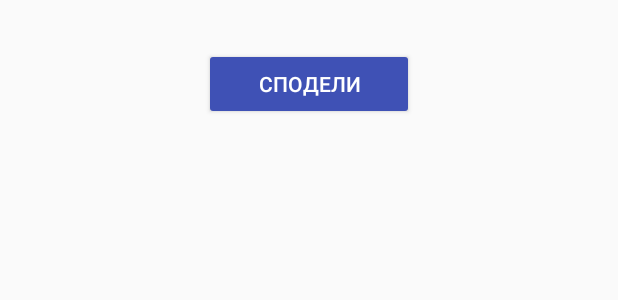
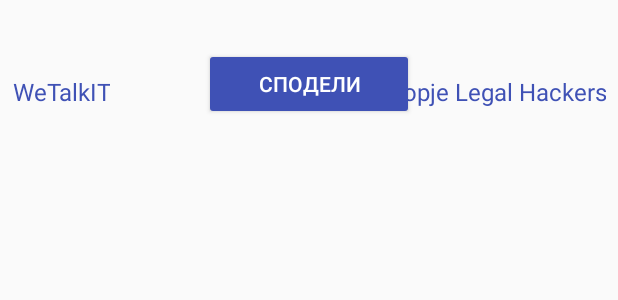
Before and after one commit to wetalkit/legal-calculator-android, an Android app: the layout view_total_share.xml on its own in the app's theme, with its tools: preview values and no code run, on a phone screen of 412 x 824 dp. Shown: the top 300 px of the screen. Run offline under Robolectric (Android 15) with nearby library versions, the phone set to English and light mode, and no system bars.

```diff
--- a/app/src/main/res/layout/view_total_share.xml
+++ b/app/src/main/res/layout/view_total_share.xml
@@ -1,5 +1,5 @@
 <?xml version="1.0" encoding="utf-8"?>
-<LinearLayout xmlns:android="http://schemas.android.com/apk/res/android"
+<FrameLayout xmlns:android="http://schemas.android.com/apk/res/android"
     android:layout_width="match_parent"
     android:layout_height="wrap_content"
     android:orientation="vertical">
@@ -13,4 +13,29 @@
         android:text="Сподели"
         android:textColor="#FFF"
         android:tint="@color/colorPrimary" />
-</LinearLayout>
+
+    <TextView
+        android:id="@+id/textView_wetalkit"
+        android:layout_width="wrap_content"
+        android:layout_height="wrap_content"
+        android:layout_gravity="bottom|left"
+        android:background="?android:selectableItemBackground"
+        android:gravity="center"
+        android:padding="8dp"
+        android:text="WeTalkIT"
+        android:textColor="@color/colorPrimary"
+        android:textSize="16sp" />
+
+
+    <TextView
+        android:id="@+id/textView_legahackers"
+        android:layout_width="wrap_content"
+        android:layout_height="wrap_content"
+        android:layout_gravity="bottom|right"
+        android:background="?android:selectableItemBackground"
+        android:gravity="center"
+        android:padding="8dp"
+        android:text="Skopje Legal Hackers"
+        android:textColor="@color/colorPrimary"
+        android:textSize="16sp" />
+</FrameLayout>
```
Also changed, not shown: app/src/main/java/mk/wetalkit/legalcalculator/CalculatorActivity.java (+26 -0 lines), 1 other file.
